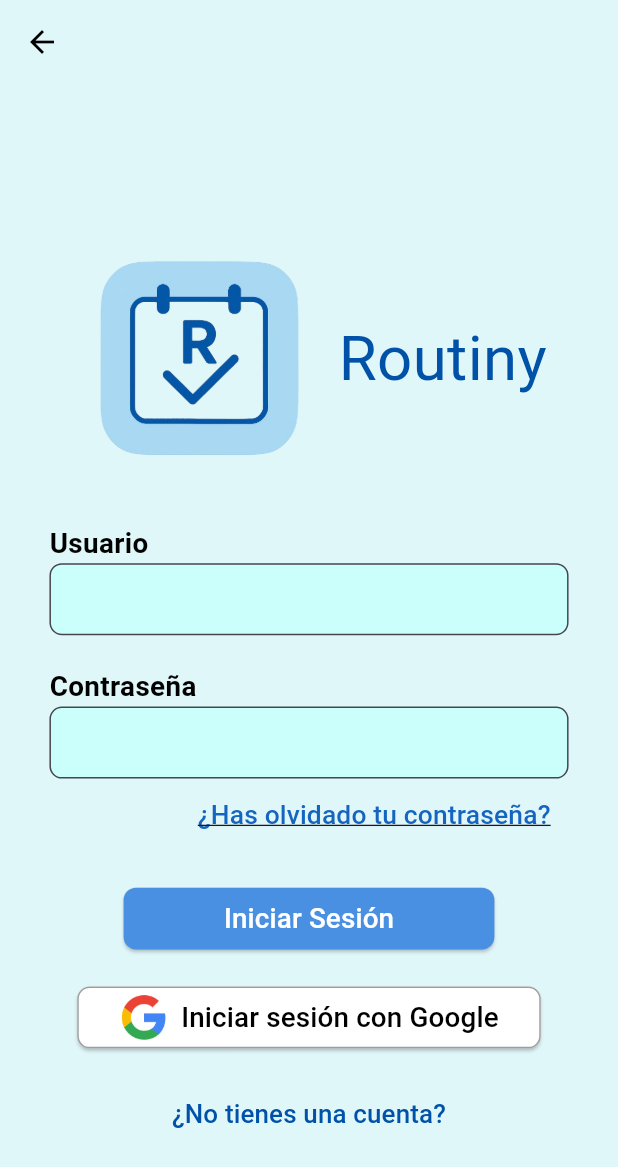
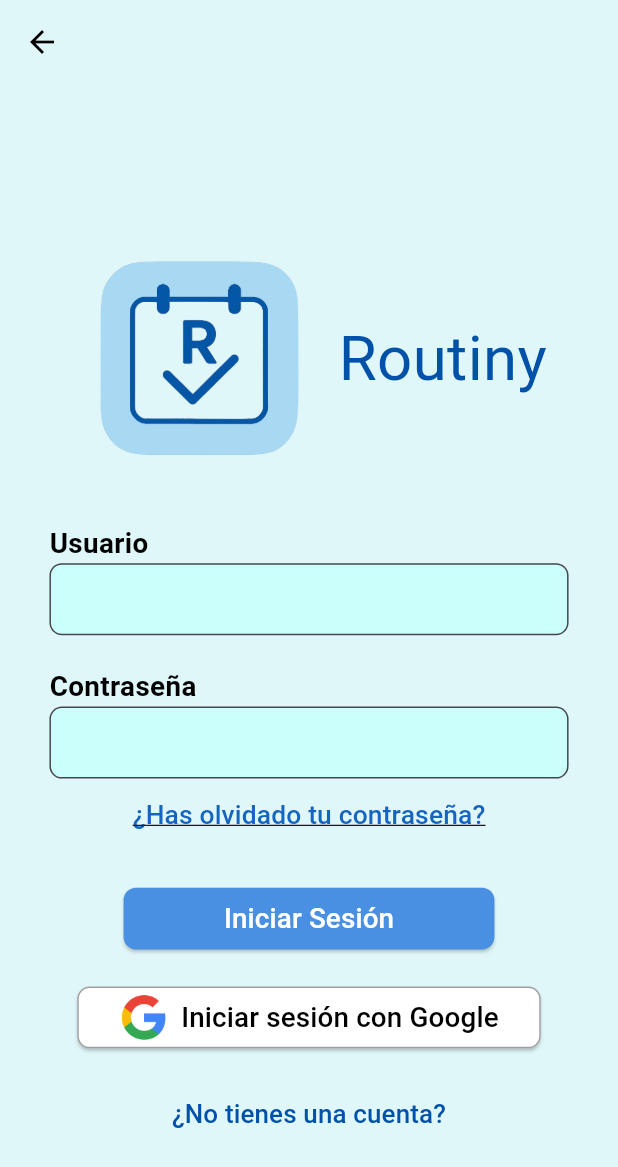
Before and after one commit to BotiDein/Routiny-verdadero, a Flutter app: the LoginPage screen opened directly, on a phone screen of 412 x 824 dp. Shown: the top 1167 px of the screen. Run offline on Flutter 3.47's test engine with Material 3 defaults, Android fonts, the phone set to English and light mode, and no system bars; our stand-ins replace cloud_firestore, firebase_auth, firebase_core, fl_chart, google_sign_in; accounts and stored records are empty; Roboto replaces fonts that are missing (RobotoBold).

Commit message:
login terminado
terminado

```diff
--- a/inicio_sesion/lib/auth/login_page.dart
+++ b/inicio_sesion/lib/auth/login_page.dart
@@ -25,7 +25,6 @@ class _LoginPageState extends State<LoginPage> {
     super.dispose();
   }
 
-  // Iniciar sesión con email y contraseña
   Future<void> loginWithEmail() async {
     if (!mounted) return;
 
@@ -52,7 +51,6 @@ class _LoginPageState extends State<LoginPage> {
     }
   }
 
-  // Iniciar sesión con Google
   Future<void> loginWithGoogle() async {
     if (!mounted) return;
 
@@ -83,7 +81,6 @@ class _LoginPageState extends State<LoginPage> {
     }
   }
 
-  // Mostrar diálogo para recuperar contraseña
   void mostrarDialogoRecuperacion() {
     final TextEditingController correoRecuperacion = TextEditingController();
 
@@ -203,7 +200,6 @@ class _LoginPageState extends State<LoginPage> {
                 ),
                 SizedBox(height: screenHeight * 0.03),
 
-                // Usuario
                 Align(
                   alignment: Alignment.centerLeft,
                   child: Text(
@@ -229,7 +225,6 @@ class _LoginPageState extends State<LoginPage> {
                 ),
                 SizedBox(height: screenHeight * 0.025),
 
-                // Contraseña
                 Align(
                   alignment: Alignment.centerLeft,
                   child: Text(
@@ -255,9 +250,8 @@ class _LoginPageState extends State<LoginPage> {
                   ),
                 ),
 
-                // Enlace "¿Has olvidado tu contraseña?"
-                Align(
-                  alignment: Alignment.centerRight,
+                // CENTRADO del enlace
+                Center(
                   child: TextButton(
                     onPressed: mostrarDialogoRecuperacion,
                     child: Text(
@@ -272,7 +266,6 @@ class _LoginPageState extends State<LoginPage> {
                 ),
                 SizedBox(height: screenHeight * 0.03),
 
-                // Botón iniciar sesión
                 SizedBox(
                   width: buttonWidth,
                   height: buttonHeight,
@@ -293,7 +286,6 @@ class _LoginPageState extends State<LoginPage> {
                 ),
                 SizedBox(height: screenHeight * 0.03),
 
-                // Botón Google
                 SizedBox(
                   width: buttonWidth * 1.25,
                   height: buttonHeight,
@@ -333,7 +325,6 @@ class _LoginPageState extends State<LoginPage> {
                   ),
                 ),
 
-                // Errores
                 if (error.isNotEmpty)
                   Padding(
                     padding: EdgeInsets.only(top: screenHeight * 0.02),
@@ -347,7 +338,6 @@ class _LoginPageState extends State<LoginPage> {
                   ),
                 SizedBox(height: screenHeight * 0.025),
 
-                // Enlace registrar
                 TextButton(
                   onPressed: () => Navigator.pushReplacement(
                     context,
```
